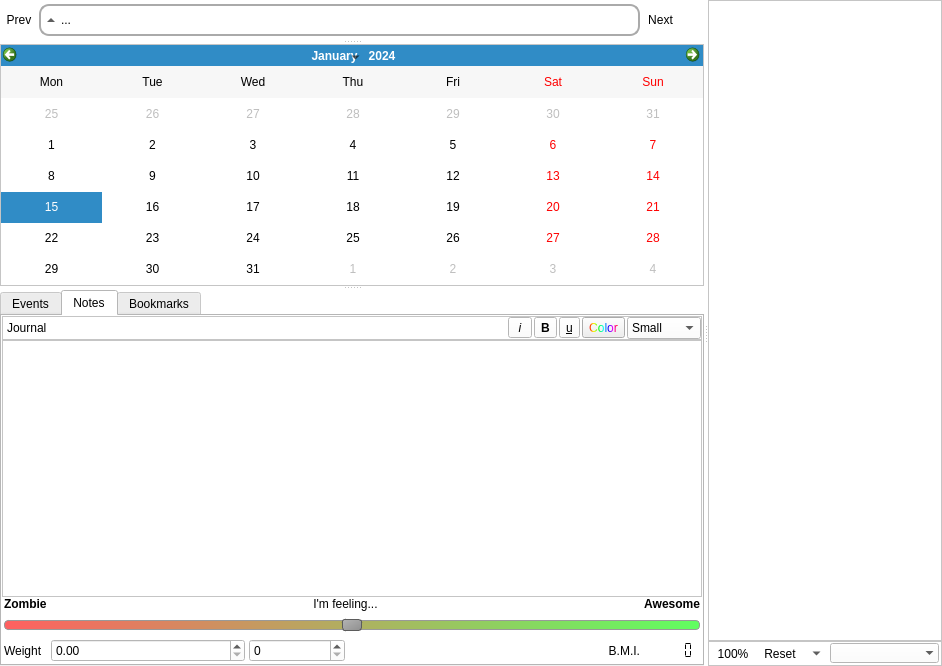
Above: sleepyhead/daily.ui from sbonaime/sleepyhead-code. before the change. Below: the same form after it.
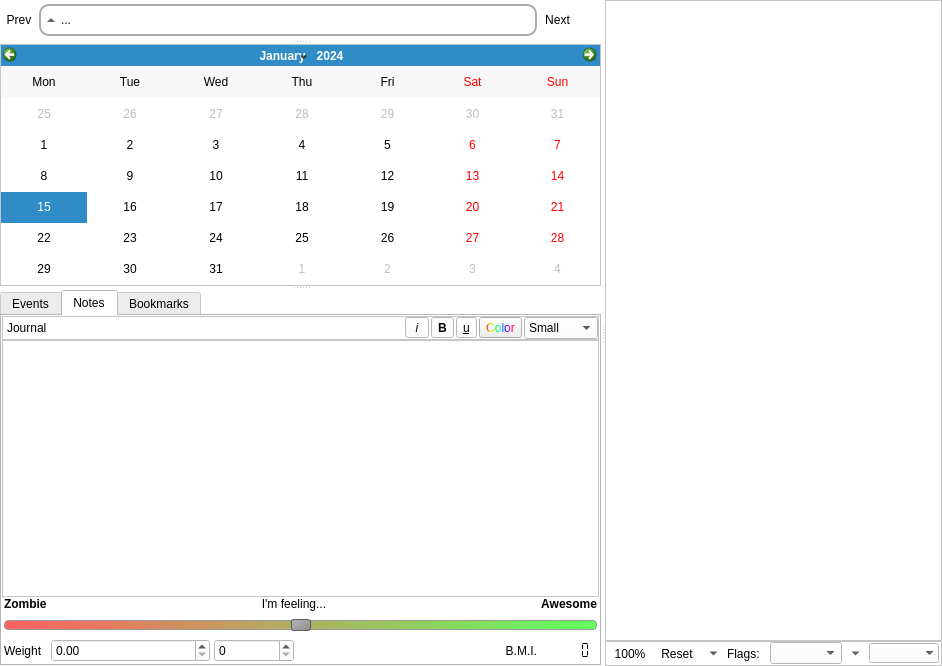
That is the form after the change. Icons and pictures are not drawn.

Commit message: Event Flags upgrade

```diff
--- a/sleepyhead/daily.ui
+++ b/sleepyhead/daily.ui
@@ -1511,6 +1511,51 @@
             </property>
            </widget>
           </item>
+          <item>
+           <widget class="QToolButton" name="toggleEvents">
+            <property name="styleSheet">
+             <string notr="true">QToolButton {
+ background: transparent;
+ border-radius: 8px;
+ border: 2px solid transparent;
+}
+
+QToolButton:hover {
+ border: 2px solid #456789;
+}
+
+QToolButton:pressed {
+ border: 2px solid #456789;
+ background-color: #89abcd;
+}</string>
+            </property>
+            <property name="text">
+             <string>...</string>
+            </property>
+            <property name="checkable">
+             <bool>true</bool>
+            </property>
+            <property name="checked">
+             <bool>true</bool>
+            </property>
+            <property name="autoRaise">
+             <bool>false</bool>
+            </property>
+            <property name="arrowType">
+             <enum>Qt::DownArrow</enum>
+            </property>
+           </widget>
+          </item>
+          <item>
+           <widget class="QLabel" name="label_2">
+            <property name="text">
+             <string>Flags:</string>
+            </property>
+           </widget>
+          </item>
+          <item>
+           <widget class="QComboBox" name="eventsCombo"/>
+          </item>
           <item>
            <layout class="QHBoxLayout" name="sessionBarLayout">
             <property name="sizeConstraint">
```
The commit also changes 17 other files.
